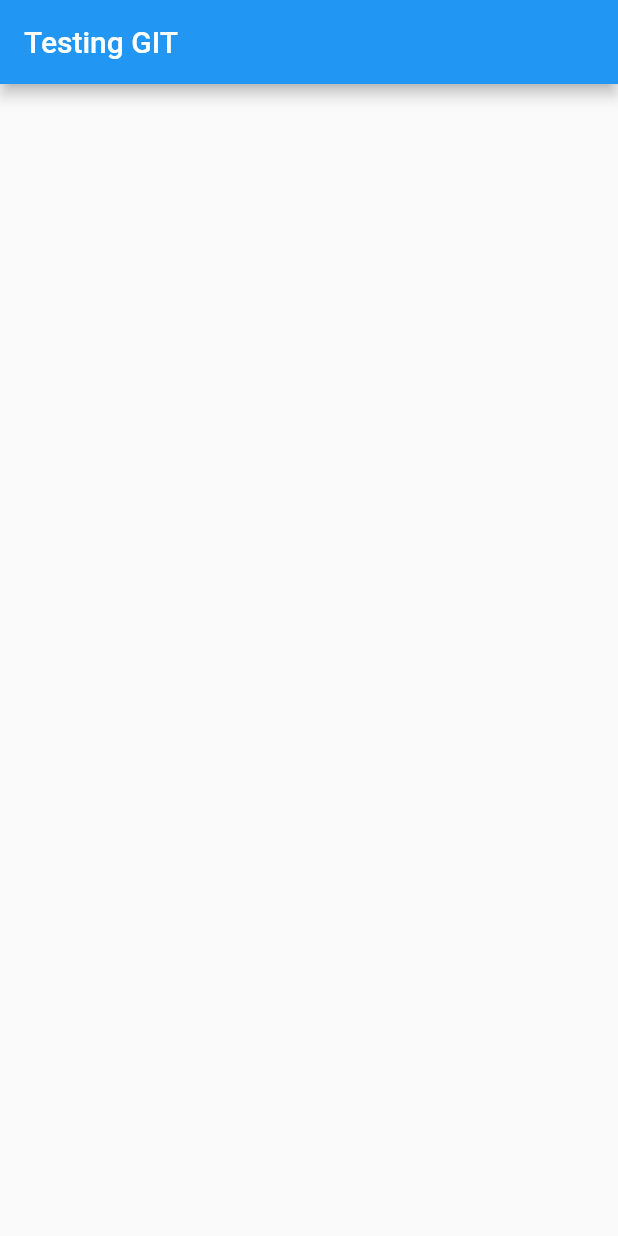
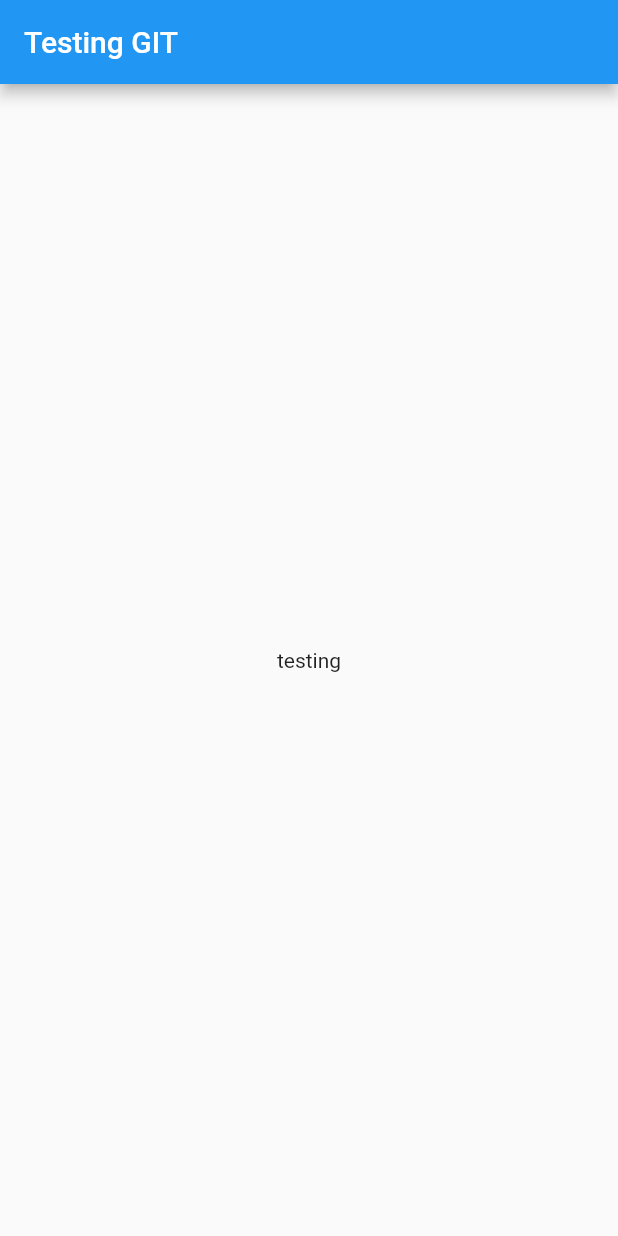
Before and after one commit to gedoyman/testingGit, a Flutter app: the screen it shows after launch, on a phone screen of 412 x 824 dp. Run offline on Flutter 3.47's test engine with Material 2 defaults, Android fonts, the phone set to English and light mode, and no system bars.

Commit message:
Menambahkan text di body

```diff
--- a/lib/main.dart
+++ b/lib/main.dart
@@ -10,7 +10,7 @@ class MyApp extends StatelessWidget {
     return MaterialApp(
       home: Scaffold(
         appBar: AppBar(title: Text("Testing GIT"),),
-        body: Center(),
+        body: Center(child: Text("testing")),
       )
     );
   }
```
